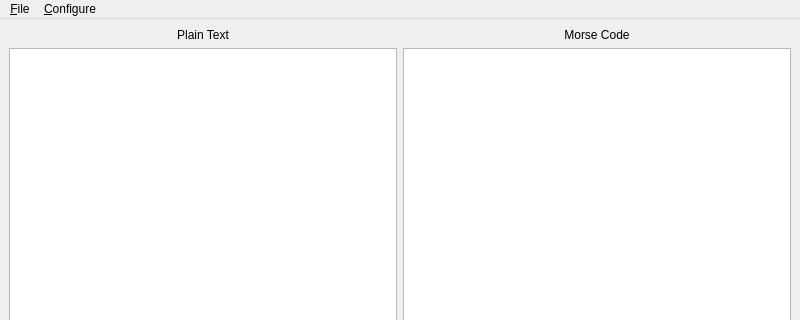
This is mainwindow.ui in bastisawesome/RPiMorse as Qt 5 draws it before an edit; both pictures show x 0 to 800 and y 0 to 320 of the 800 by 600 pixel window. The edited form follows.
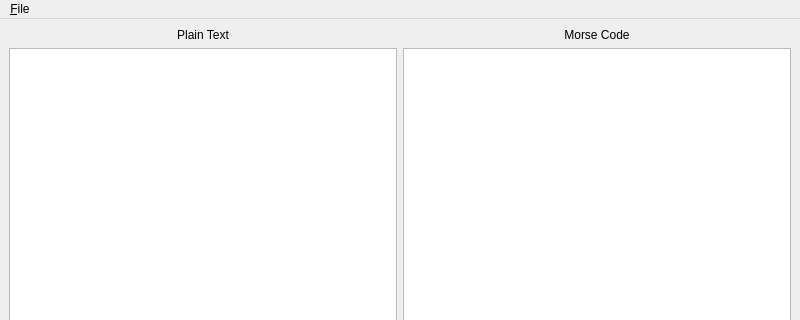
This is the edited form.

Commit message: Add config window UI

What changed in the file:
```diff
--- a/mainwindow.ui
+++ b/mainwindow.ui
@@ -87,14 +87,7 @@
     <addaction name="separator"/>
     <addaction name="actionQuit"/>
    </widget>
-   <widget class="QMenu" name="menuConfigure">
-    <property name="title">
-     <string>&amp;Configure</string>
-    </property>
-    <addaction name="actionPins"/>
-   </widget>
    <addaction name="menuFile"/>
-   <addaction name="menuConfigure"/>
   </widget>
   <action name="actionPins">
    <property name="text">
```
Left out of the diff: 10 changed lines with no effect on the pictures. The commit also changes 7 other files.
